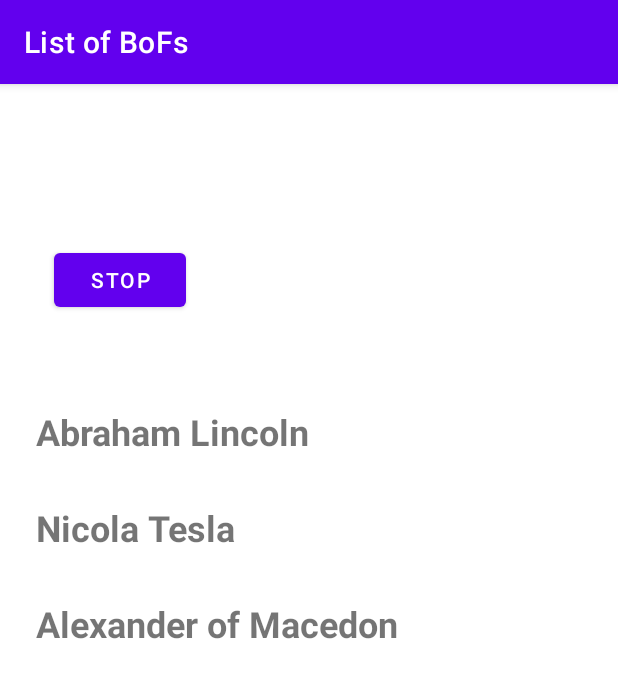
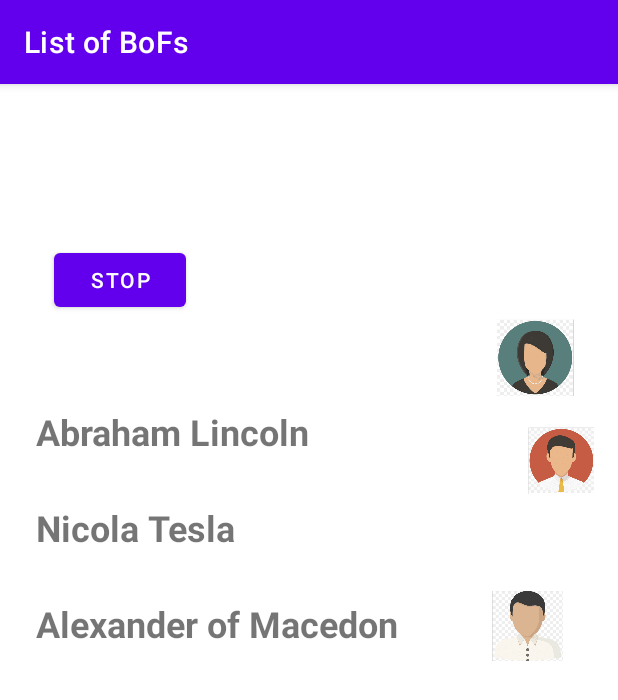
Before and after one commit to CSE-110-Winter-2022/birds-of-a-feather-team-12, an Android app: the screen it shows after launch (ClassmateActivity), after a tap on "START", on a phone screen of 412 x 824 dp. Shown: the top 700 px of the screen. Run offline under Robolectric (Android 15) with nearby library versions, the phone set to English and light mode, and no system bars; our stand-ins replace Room's generated code.

Commit message:
thumbnails name part added

```diff
--- a/app/src/main/java/com/example/team12bof/MainActivity.java
+++ b/app/src/main/java/com/example/team12bof/MainActivity.java
@@ -3,9 +3,11 @@ package com.example.team12bof;
 import androidx.appcompat.app.AppCompatActivity;
 
 import android.content.Intent;
+import android.content.SharedPreferences;
 import android.os.Bundle;
 import android.view.View;
 import android.widget.ProgressBar;
+import android.widget.TextView;
 
 import java.util.ArrayList;
 import java.util.List;
@@ -25,6 +27,7 @@ public class MainActivity extends AppCompatActivity {
     protected void onCreate(Bundle savedInstanceState) {
         super.onCreate(savedInstanceState);
         setContentView(R.layout.activity_main);
+        load();
     }
 
     /**
@@ -60,4 +63,27 @@ public class MainActivity extends AppCompatActivity {
 
 
     }
+
+
+    public void load(){
+        SharedPreferences preferences = getPreferences(MODE_PRIVATE);
+        String name = preferences.getString("Name", "Sara");
+        TextView nameView = findViewById(R.id.nameView);
+
+        nameView.setText(name);
+
+    }
+
+    public void save(){
+        SharedPreferences preferences = getPreferences(MODE_PRIVATE);
+        SharedPreferences.Editor editor = preferences.edit();
+
+        TextView nameView = findViewById(R.id.nameView);
+        editor.putString("Name", nameView.getText().toString());
+        editor.apply();
+    }
+    public void onEnterNameClicked(View view){
+           save();
+
+    }
 }
--- a/app/src/main/res/layout/activity_classmate.xml
+++ b/app/src/main/res/layout/activity_classmate.xml
@@ -29,4 +29,36 @@
         app:layout_constraintStart_toStartOf="parent"
         app:layout_constraintTop_toTopOf="parent"
         app:layout_constraintVertical_bias="0.704" />
+
+    <ImageView
+        android:id="@+id/imageView11"
+        android:layout_width="57dp"
+        android:layout_height="51dp"
+        android:layout_marginStart="328dp"
+        app:layout_constraintBottom_toBottomOf="parent"
+        app:layout_constraintStart_toStartOf="parent"
+        app:layout_constraintTop_toTopOf="parent"
+        app:layout_constraintVertical_bias="0.219"
+        app:srcCompat="@drawable/csdfd" />
+
+    <ImageView
+        android:id="@+id/imageView12"
+        android:layout_width="44dp"
+        android:layout_height="59dp"
+        android:layout_marginEnd="16dp"
+        app:layout_constraintBottom_toBottomOf="parent"
+        app:layout_constraintEnd_toEndOf="parent"
+        app:layout_constraintTop_toTopOf="parent"
+        app:layout_constraintVertical_bias="0.312"
+        app:srcCompat="@drawable/third" />
+
+    <ImageView
+        android:id="@+id/imageView13"
+        android:layout_width="47dp"
+        android:layout_height="61dp"
+        android:layout_marginStart="328dp"
+        android:layout_marginBottom="376dp"
+        app:layout_constraintBottom_toBottomOf="parent"
+        app:layout_constraintStart_toStartOf="parent"
+        app:srcCompat="@drawable/second" />
 </androidx.constraintlayout.widget.ConstraintLayout>
--- a/build.gradle
+++ b/build.gradle
@@ -5,7 +5,7 @@ buildscript {
         mavenCentral()
     }
     dependencies {
-        classpath 'com.android.tools.build:gradle:7.1.0'
+        classpath 'com.android.tools.build:gradle:7.0.4'
 
         // NOTE: Do not place your application dependencies here; they belong
         // in the individual module build.gradle files
```
Also changed, not shown: app/src/main/res/layout/activity_main.xml (+33 -2 lines), app/src/main/res/drawable/csdfd.png (added), app/src/main/res/drawable/second.png (added), app/src/main/res/drawable/third.png (added).
